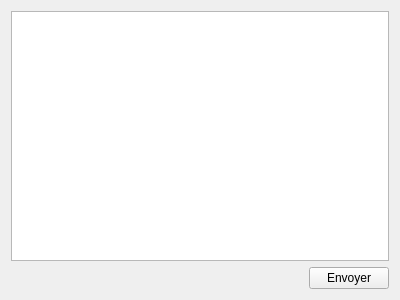
The window that mediawiki/samplecode/editsample/mainwindow.ui (KDE/silk) describes before a commit, drawn with Qt 5.
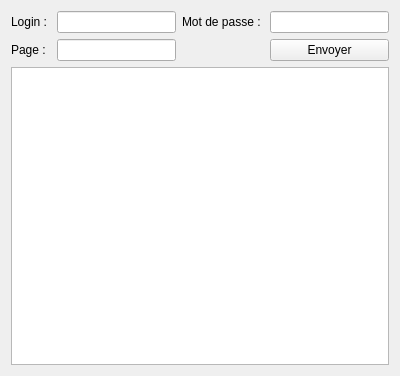
The same window after the commit.

What changed in the file:
```diff
--- a/mediawiki/samplecode/editsample/mainwindow.ui
+++ b/mediawiki/samplecode/editsample/mainwindow.ui
@@ -7,35 +7,56 @@
     <x>0</x>
     <y>0</y>
     <width>400</width>
-    <height>300</height>
+    <height>376</height>
    </rect>
   </property>
   <property name="windowTitle">
    <string>MainWindow</string>
   </property>
   <widget class="QWidget" name="centralWidget">
+   <layout class="QVBoxLayout" name="verticalLayout">
+    <item>
    <layout class="QGridLayout" name="gridLayout">
-    <item row="2" column="1">
+      <item row="0" column="0">
+       <widget class="QLabel" name="mLoginLabel">
+        <property name="text">
+         <string>Login : </string>
+        </property>
+       </widget>
+      </item>
+      <item row="0" column="1">
+       <widget class="QLineEdit" name="mLoginEdit"/>
+      </item>
+      <item row="0" column="2">
+       <widget class="QLabel" name="mMdpLabel">
+        <property name="text">
+         <string>Mot de passe : </string>
+        </property>
+       </widget>
+      </item>
+      <item row="0" column="3">
+       <widget class="QLineEdit" name="mMdpEdit"/>
+      </item>
+      <item row="1" column="0">
+       <widget class="QLabel" name="label">
+        <property name="text">
+         <string>Page : </string>
+        </property>
+       </widget>
+      </item>
+      <item row="1" column="1">
+       <widget class="QLineEdit" name="mPageEdit"/>
+      </item>
+      <item row="1" column="3">
      <widget class="QPushButton" name="pushButton">
       <property name="text">
        <string>Envoyer</string>
       </property>
      </widget>
     </item>
-    <item row="2" column="0">
-     <spacer name="horizontalSpacer">
-      <property name="orientation">
-       <enum>Qt::Horizontal</enum>
-      </property>
-      <property name="sizeHint" stdset="0">
-       <size>
-        <width>389</width>
-        <height>20</height>
-       </size>
-      </property>
-     </spacer>
+     </layout>
     </item>
-    <item row="1" column="0" colspan="2">
+    <item>
      <widget class="QPlainTextEdit" name="plainTextEdit"/>
     </item>
    </layout>
```
Lines whose indentation alone changed are shown as unchanged.
